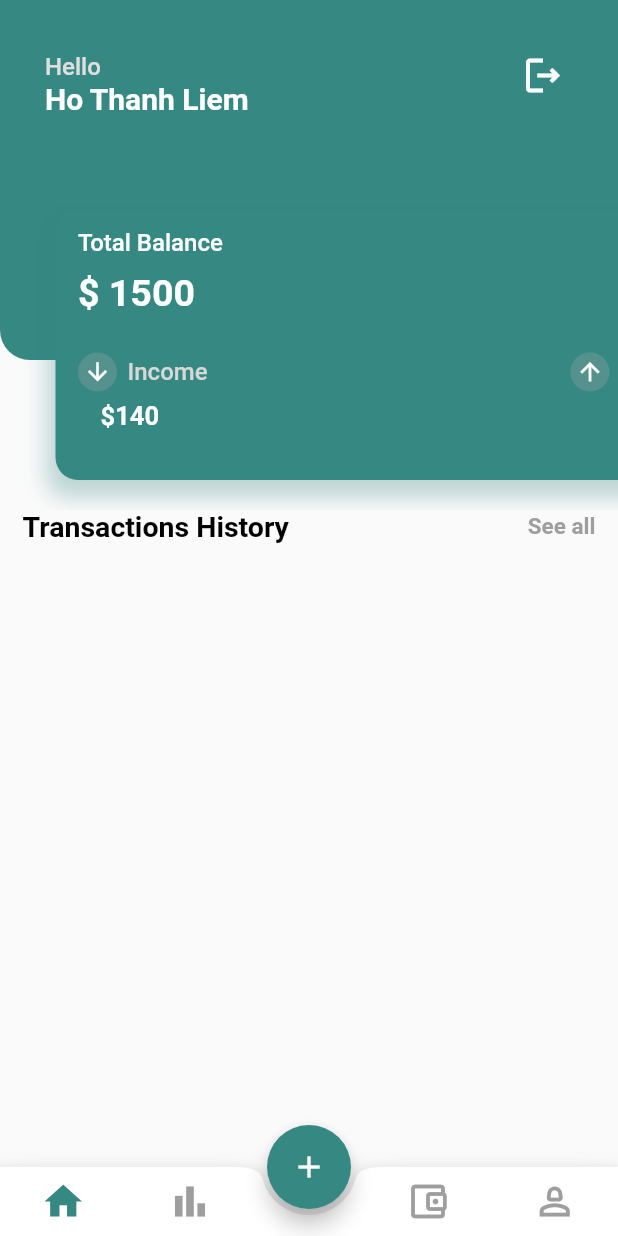
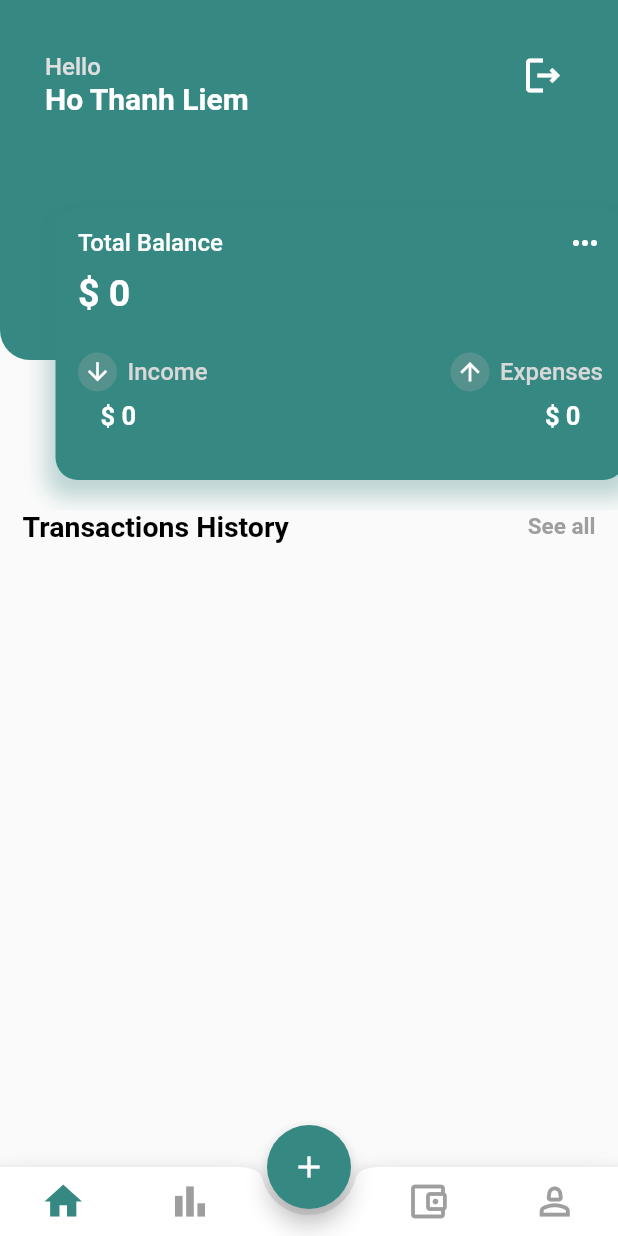
Before and after one commit to ImGhostCode/Personal-Expense-Management-App, a Flutter app: the screen it shows after launch, on a phone screen of 412 x 824 dp. Run offline on Flutter 3.47's test engine with Material 2 defaults, Android fonts, the phone set to English and light mode, and no system bars; our stand-ins replace hive, hive_flutter, syncfusion_flutter_charts; accounts and stored records are empty.

Commit message:
add add new transaction logic

```diff
--- a/lib/Screens/home.dart
+++ b/lib/Screens/home.dart
@@ -1,15 +1,37 @@
 import 'package:expanse_management/data/list_money.dart';
+import 'package:expanse_management/data/utilty.dart';
+import 'package:expanse_management/models/transaction.dart';
 import 'package:flutter/material.dart';
 import 'package:expanse_management/Constants/color.dart';
+import 'package:hive_flutter/adapters.dart';
 
-class Home extends StatelessWidget {
+class Home extends StatefulWidget {
   const Home({super.key});
 
+  @override
+  State<Home> createState() => _HomeState();
+}
+
+class _HomeState extends State<Home> {
+  var transactionHistory;
+  final box = Hive.box<Transaction>('data');
+  final List<String> days = [
+    'Monday',
+    "Tuesday",
+    "Wednesday",
+    "Thursday",
+    'Friday',
+    'Saturday',
+    'Sunday'
+  ];
   @override
   Widget build(BuildContext context) {
     return Scaffold(
       body: SafeArea(
-        child: CustomScrollView(
+        child: ValueListenableBuilder(
+            valueListenable: box.listenable(),
+            builder: (context, value, child) {
+              return CustomScrollView(
                 slivers: [
                   SliverToBoxAdapter(
                     child: SizedBox(height: 340, child: _head()),
@@ -42,37 +64,52 @@ class Home extends StatelessWidget {
                   ),
                   SliverList(
                       delegate: SliverChildBuilderDelegate((context, index) {
+                    transactionHistory = box.values.toList()[index];
+                    return listTransaction(transactionHistory, index);
+                  }, childCount: box.length)),
+                ],
+              );
+            }),
+      ),
+    );
+  }
+
+  Widget listTransaction(Transaction transactionHistory, int index) {
+    return Dismissible(
+        key: UniqueKey(),
+        onDismissed: (direction) {
+          transactionHistory.delete();
+        },
+        child: getTransaction(index, transactionHistory));
+  }
+
+  ListTile getTransaction(int index, Transaction transactionHistory) {
     return ListTile(
       leading: ClipRRect(
         borderRadius: BorderRadius.circular(5),
-                  child: Image.asset('images/${geter()[index].image!}',
+        child: Image.asset('images/${transactionHistory.category}.png',
             height: 40),
       ),
       title: Text(
-                  geter()[index].name!,
+        transactionHistory.notes,
         style: const TextStyle(
           fontSize: 17,
           fontWeight: FontWeight.w600,
         ),
       ),
       subtitle: Text(
-                  geter()[index].time!,
+        '${days[transactionHistory.datetime.weekday - 1]}  ${transactionHistory.datetime.day}-${transactionHistory.datetime.month}-${transactionHistory.datetime.year}',
         style: const TextStyle(
           fontWeight: FontWeight.w600,
         ),
       ),
       trailing: Text(
-                  '\$${geter()[index].amount!}',
+        '\$${transactionHistory.amount}',
         style: TextStyle(
           fontWeight: FontWeight.w600,
           fontSize: 19,
           color:
-                        geter()[index].isExpanse! ? Colors.red : Colors.green,
-                  ),
-                ),
-              );
-            }, childCount: geter().length)),
-          ],
+              transactionHistory.type == 'Expense' ? Colors.red : Colors.green,
         ),
       ),
     );
@@ -147,7 +184,7 @@ Stack _head() {
         left: 37,
         child: Container(
           height: 180,
-          width: 460,
+          width: 380,
           decoration: BoxDecoration(
             boxShadow: const [
               BoxShadow(
@@ -160,10 +197,10 @@ Stack _head() {
             color: const Color(0xff368983),
             borderRadius: BorderRadius.circular(15),
           ),
-          child: const Column(
+          child: Column(
             children: [
               SizedBox(height: 10),
-              Padding(
+              const Padding(
                 padding: EdgeInsets.symmetric(horizontal: 15),
                 child: Row(
                   mainAxisAlignment: MainAxisAlignment.spaceBetween,
@@ -183,14 +220,14 @@ Stack _head() {
                   ],
                 ),
               ),
-              SizedBox(height: 7),
+              const SizedBox(height: 7),
               Padding(
-                padding: EdgeInsets.only(left: 15),
+                padding: const EdgeInsets.only(left: 15),
                 child: Row(
                   children: [
                     Text(
-                      '\$ 1500',
-                      style: TextStyle(
+                      '\$ ${totalBalance()}',
+                      style: const TextStyle(
                         fontWeight: FontWeight.bold,
                         fontSize: 25,
                         color: Colors.white,
@@ -199,8 +236,8 @@ Stack _head() {
                   ],
                 ),
               ),
-              SizedBox(height: 25),
-              Padding(
+              const SizedBox(height: 25),
+              const Padding(
                 padding: EdgeInsets.symmetric(horizontal: 15),
                 child: Row(
                   mainAxisAlignment: MainAxisAlignment.spaceBetween,
@@ -252,23 +289,23 @@ Stack _head() {
                   ],
                 ),
               ),
-              SizedBox(height: 6),
+              const SizedBox(height: 6),
               Padding(
-                padding: EdgeInsets.symmetric(horizontal: 30),
+                padding: const EdgeInsets.symmetric(horizontal: 30),
                 child: Row(
                   mainAxisAlignment: MainAxisAlignment.spaceBetween,
                   children: [
                     Text(
-                      '\$140',
-                      style: TextStyle(
+                      '\$ ${totalIncome()}',
+                      style: const TextStyle(
                         fontWeight: FontWeight.w600,
                         fontSize: 17,
                         color: Colors.white,
                       ),
                     ),
                     Text(
-                      '\$ 120',
-                      style: TextStyle(
+                      '\$ ${totalExpense()}',
+                      style: const TextStyle(
                         fontWeight: FontWeight.w600,
                         fontSize: 17,
                         color: Colors.white,
--- a/lib/models/transaction.dart
+++ b/lib/models/transaction.dart
@@ -7,7 +7,7 @@ class Transaction extends HiveObject {
   String category;
 
   @HiveField(1)
-  String explain;
+  String notes;
 
   @HiveField(2)
   String amount;
@@ -18,6 +18,5 @@ class Transaction extends HiveObject {
   @HiveField(4)
   DateTime datetime;
 
-  Transaction(
-      this.type, this.amount, this.datetime, this.explain, this.category);
+  Transaction(this.type, this.amount, this.datetime, this.notes, this.category);
 }
```
Also changed, not shown: lib/data/utilty.dart (added, +98 -0 lines), lib/models/transaction.g.dart. Lines whose indentation alone changed are shown as unchanged.
